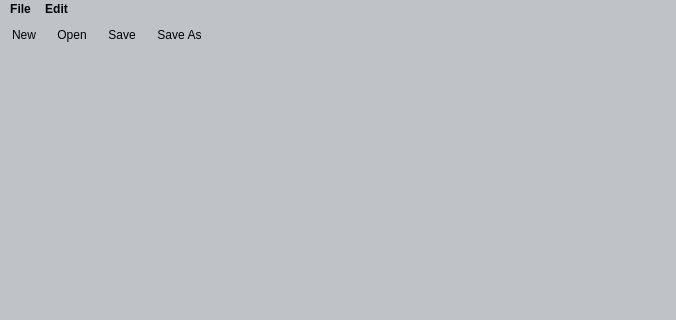
The window that src/mainwindow.ui (Redgrxve/Simple-Notepad) describes before a commit, drawn with Qt 5; both pictures show x 0 to 676 and y 0 to 320 of the 676 by 522 pixel window.
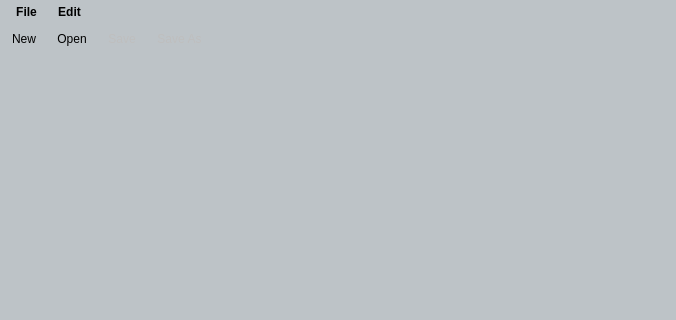
The same window after the commit. Icons and pictures are not drawn. Custom widgets are drawn as their Qt base class.

Diff of the .ui file:
```diff
--- a/src/mainwindow.ui
+++ b/src/mainwindow.ui
@@ -55,6 +55,11 @@
 	color: black;
 }
 
+QMenuBar::item {
+	margin: 3px 0 0 5px;
+	padding: 3px 5px;
+}
+
 QMenuBar::item:selected {
 	background: #3498db;
 	border-radius: 5px;
@@ -70,7 +75,11 @@
 	border: 2px solid black;
 	border-radius: 5px;
 	font-weight: bold;
-	padding: 5px 0px 5px 5px ;
+	padding-left: 5px;
+}
+
+QMenu::item {
+	padding: 5px 20px 5px 0;
 }
 
 QMenu::item:selected {
@@ -140,7 +149,7 @@
      <x>0</x>
      <y>0</y>
      <width>676</width>
-     <height>21</height>
+     <height>25</height>
     </rect>
    </property>
    <widget class="QMenu" name="menuFile">
@@ -216,6 +225,9 @@
    </property>
   </action>
   <action name="actionSave">
+   <property name="enabled">
+    <bool>false</bool>
+   </property>
    <property name="icon">
     <iconset resource="resources.qrc">
      <normaloff>:/icons/resources/icons/diskette.png</normaloff>:/icons/resources/icons/diskette.png</iconset>
@@ -231,6 +243,9 @@
    </property>
   </action>
   <action name="actionSave_As">
+   <property name="enabled">
+    <bool>false</bool>
+   </property>
    <property name="icon">
     <iconset resource="resources.qrc">
      <normaloff>:/icons/resources/icons/save-as.png</normaloff>:/icons/resources/icons/save-as.png</iconset>
```
Left out of the diff: 3 changed lines with no effect on the pictures.
